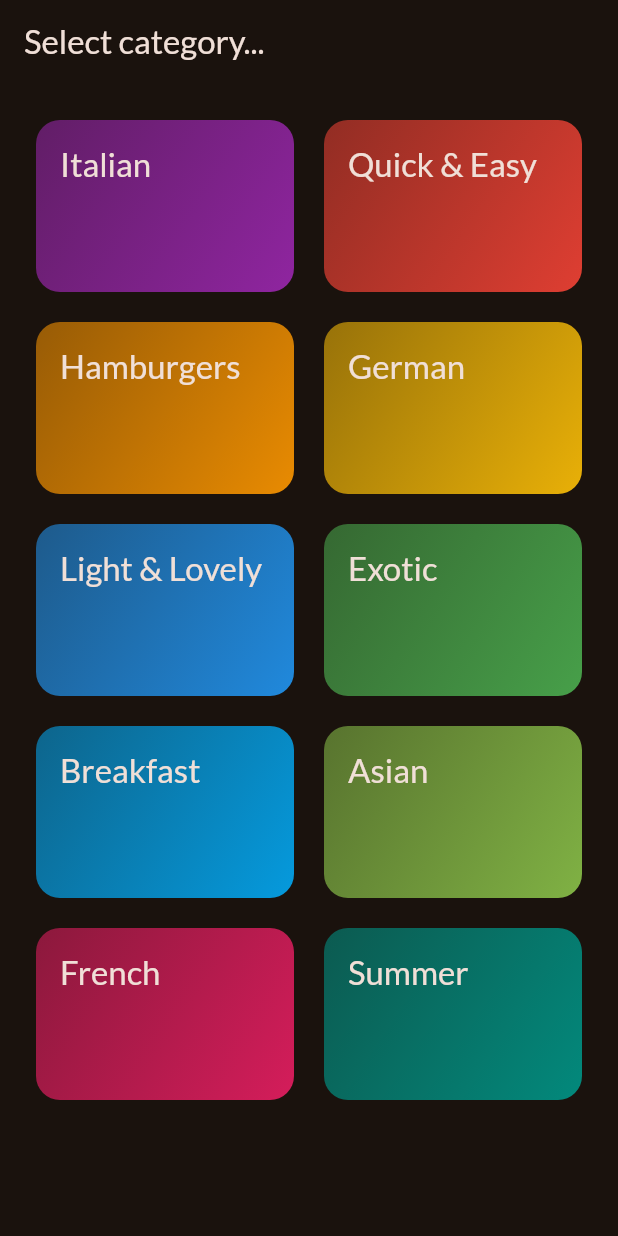
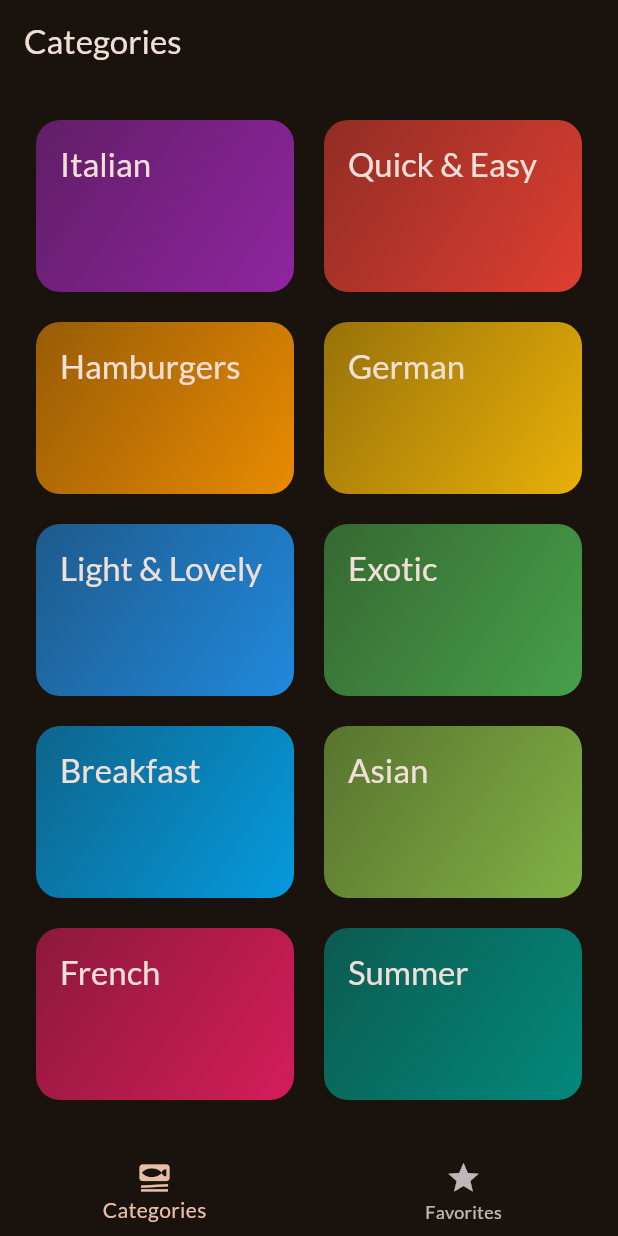
Before and after one commit to ThawedBuffalo/fdcg_08-mealsapp, a Flutter app: the screen it shows after launch, on a phone screen of 412 x 824 dp. Run offline on Flutter 3.47's test engine with Material 3 defaults, Android fonts, the phone set to English and light mode, and no system bars; our stand-ins replace google_fonts, transparent_image.

Commit message:
section 8, chapter 15

```diff
--- a/lib/main.dart
+++ b/lib/main.dart
@@ -1,4 +1,4 @@
-import 'package:fdgc08/screens/categories_page.dart';
+import 'package:fdgc08/screens/tabs_page.dart';
 import 'package:flutter/material.dart';
 import 'package:google_fonts/google_fonts.dart';
 
@@ -23,7 +23,7 @@ class App extends StatelessWidget {
     return MaterialApp(
         theme: theme,
         //home: const MealsPage(meals: dummyMeals, title: 'whatever'),
-      home: const CategoriesPage(),
+      home: const TabsPage(),
     );
   }
 }
--- a/lib/screens/categories_page.dart
+++ b/lib/screens/categories_page.dart
@@ -26,11 +26,7 @@ class CategoriesPage extends StatelessWidget {
 
   @override
   Widget build(BuildContext context) {
-    return Scaffold(
-      appBar: AppBar(
-        title: const Text('Select category...'),
-      ),
-      body: GridView(
+    return GridView(
         padding: const EdgeInsets.all(24),
         gridDelegate: const SliverGridDelegateWithFixedCrossAxisCount(
           crossAxisCount: 2,
@@ -47,7 +43,6 @@ class CategoriesPage extends StatelessWidget {
               },
             )
         ],
-      ),
     );
   }
 }
--- /dev/null
+++ b/lib/screens/tabs_page.dart
@@ -0,0 +1,47 @@
+import 'package:fdgc08/screens/categories_page.dart';
+import 'package:fdgc08/screens/meals_page.dart';
+import 'package:flutter/material.dart';
+
+class TabsPage extends StatefulWidget {
+  const TabsPage({super.key});
+
+  @override
+  State<TabsPage> createState() {
+    return _TabsPageState();
+  }
+}
+
+class _TabsPageState extends State<TabsPage> {
+  int _selectedPageIndex = 0;
+
+  void _selectPage(int index) {
+    setState(() {
+      _selectedPageIndex = index;
+    });
+  }
+  @override
+  Widget build(BuildContext context) {
+    Widget activePage = const CategoriesPage();
+    String activePageTitle = 'Categories';
+
+    if (_selectedPageIndex == 1) {
+      activePage = MealsPage(meals: []);
+      activePageTitle = 'Your Favorites';
+    }
+
+    return Scaffold(
+      appBar: AppBar(
+        title: Text(activePageTitle),
+      ),
+      body: activePage,
+      bottomNavigationBar: BottomNavigationBar(
+        onTap: _selectPage,
+        currentIndex: _selectedPageIndex,
+        items: [
+          BottomNavigationBarItem(icon: Icon(Icons.set_meal), label: 'Categories'),
+          BottomNavigationBarItem(icon: Icon(Icons.star), label: 'Favorites'),
+        ],
+      ),
+    );
+  }
+}
```
Also changed, not shown: lib/screens/meals_page.dart (+6 -3 lines), pubspec.lock.
